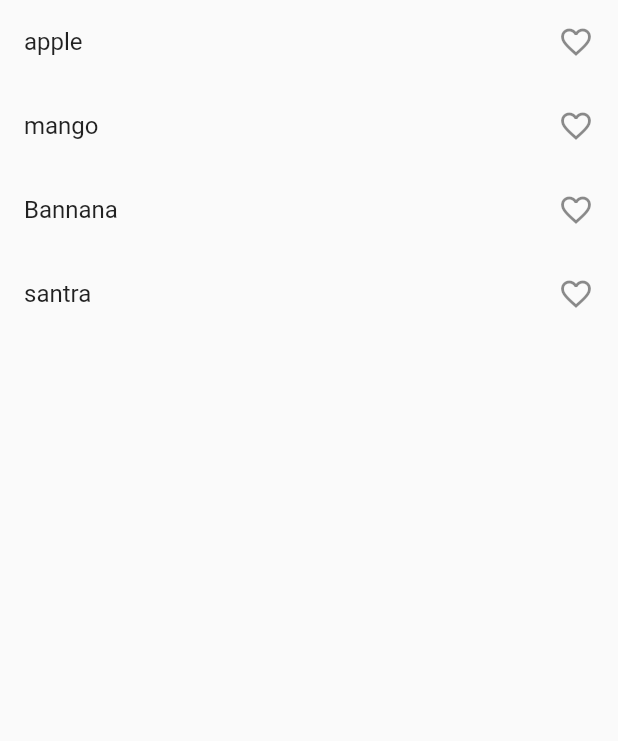
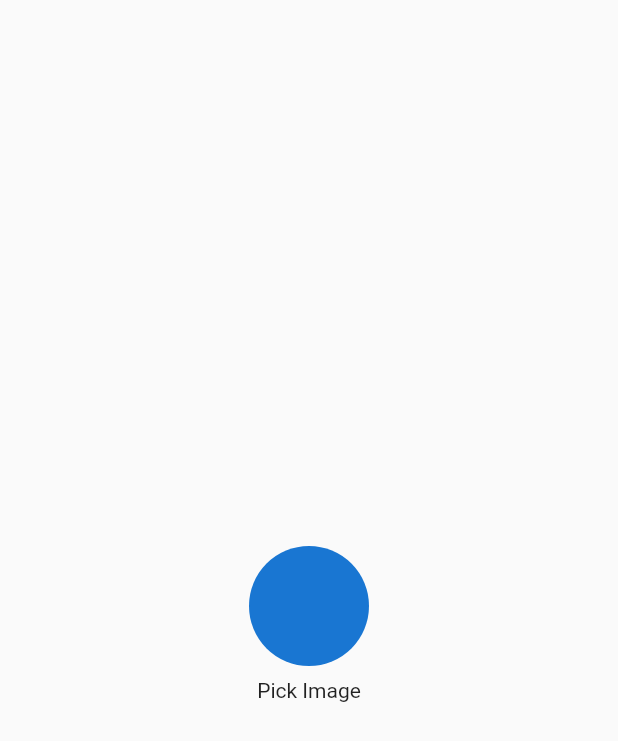
Before and after one commit to ThisIsAnshMalik/get_x_state_management, a Flutter app: the screen it shows after launch, on a phone screen of 412 x 824 dp. Shown: the top 741 px of the screen. Run offline on Flutter 3.47's test engine with Material 2 defaults, Android fonts, the phone set to English and light mode, and no system bars; our stand-ins replace get, image_picker.

Commit message:
Image picker with GetX

```diff
--- /dev/null
+++ b/lib/controller/image_controller.dart
@@ -0,0 +1,14 @@
+import 'package:get/get.dart';
+import 'package:image_picker/image_picker.dart';
+
+class ImageController extends GetxController {
+  RxString imagePath = "".obs;
+
+  Future getImage() async {
+    final ImagePicker _picker = ImagePicker();
+    final image = await _picker.pickImage(source: ImageSource.camera);
+    if (image != null) {
+      imagePath.value = image.path.toString();
+    }
+  }
+}
--- a/lib/main.dart
+++ b/lib/main.dart
@@ -2,6 +2,7 @@ import 'package:flutter/material.dart';
 import 'package:get_x_state_management/view/Slider_view.dart';
 import 'package:get_x_state_management/view/counter_view.dart';
 import 'package:get_x_state_management/view/favirate_view.dart';
+import 'package:get_x_state_management/view/image_view.dart';
 import 'package:get_x_state_management/view/switch_view.dart';
 
 void main() {
@@ -19,7 +20,7 @@ class MyApp extends StatelessWidget {
       theme: ThemeData(
         primarySwatch: Colors.blue,
       ),
-      home: const FavirateView(),
+      home: const ImageView(),
     );
   }
 }
--- /dev/null
+++ b/lib/view/image_view.dart
@@ -0,0 +1,44 @@
+import 'dart:io';
+
+import 'package:flutter/material.dart';
+import 'package:get/get.dart';
+import 'package:get_x_state_management/controller/image_controller.dart';
+
+class ImageView extends StatefulWidget {
+  const ImageView({Key? key}) : super(key: key);
+
+  @override
+  State<ImageView> createState() => _ImageViewState();
+}
+
+class _ImageViewState extends State<ImageView> {
+  ImageController imageController = Get.put(ImageController());
+  @override
+  Widget build(BuildContext context) {
+    return Scaffold(
+      body: Center(
+        child: Column(
+          mainAxisAlignment: MainAxisAlignment.center,
+          children: [
+            Obx((() {
+              return Padding(
+                padding: const EdgeInsets.all(8.0),
+                child: CircleAvatar(
+                    radius: 40,
+                    backgroundImage: imageController.imagePath.isNotEmpty
+                        ? FileImage(File(imageController.imagePath.toString()))
+                        : null),
+              );
+            })),
+            InkWell(
+              onTap: () {
+                imageController.getImage();
+              },
+              child: const Text("Pick Image"),
+            )
+          ],
+        ),
+      ),
+    );
+  }
+}
--- a/pubspec.yaml
+++ b/pubspec.yaml
@@ -37,6 +37,7 @@ dependencies:
   # Use with the CupertinoIcons class for iOS style icons.
   cupertino_icons: ^1.0.2
   get: ^4.6.5
+  image_picker: ^0.8.6+1
 
 dev_dependencies:
   flutter_test:
```
Also changed, not shown: pubspec.lock, 2 other files.
